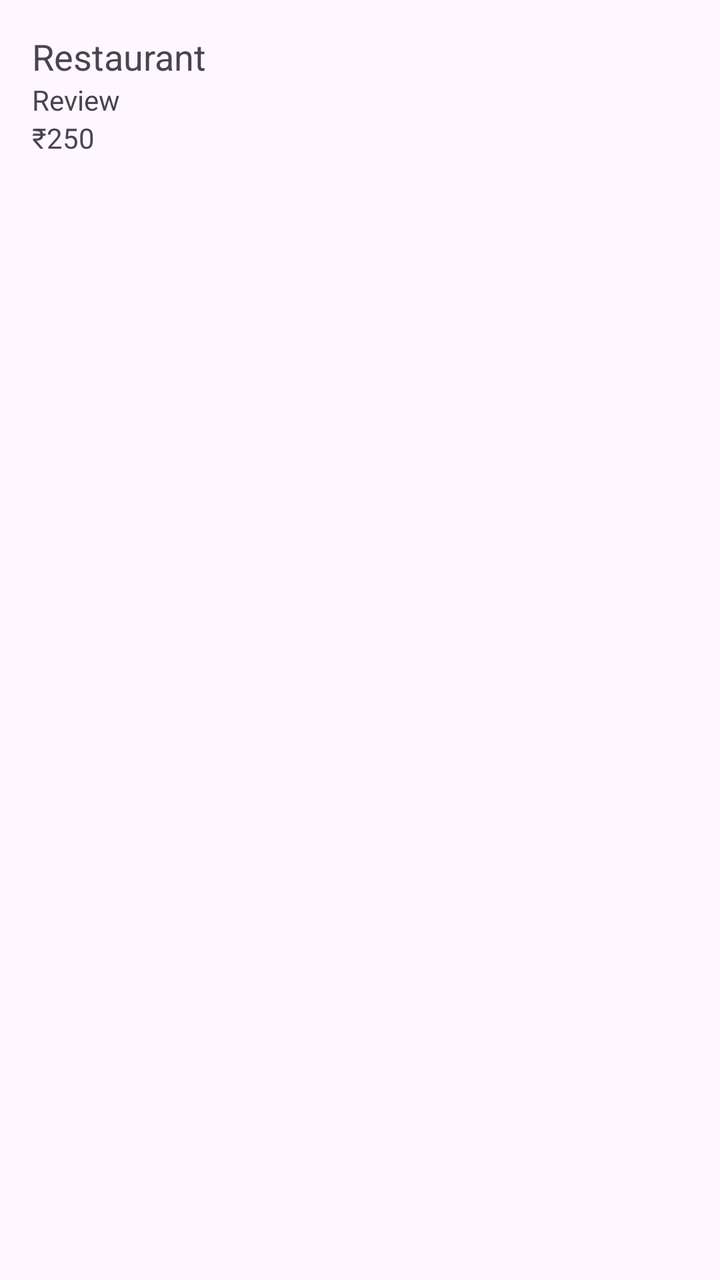
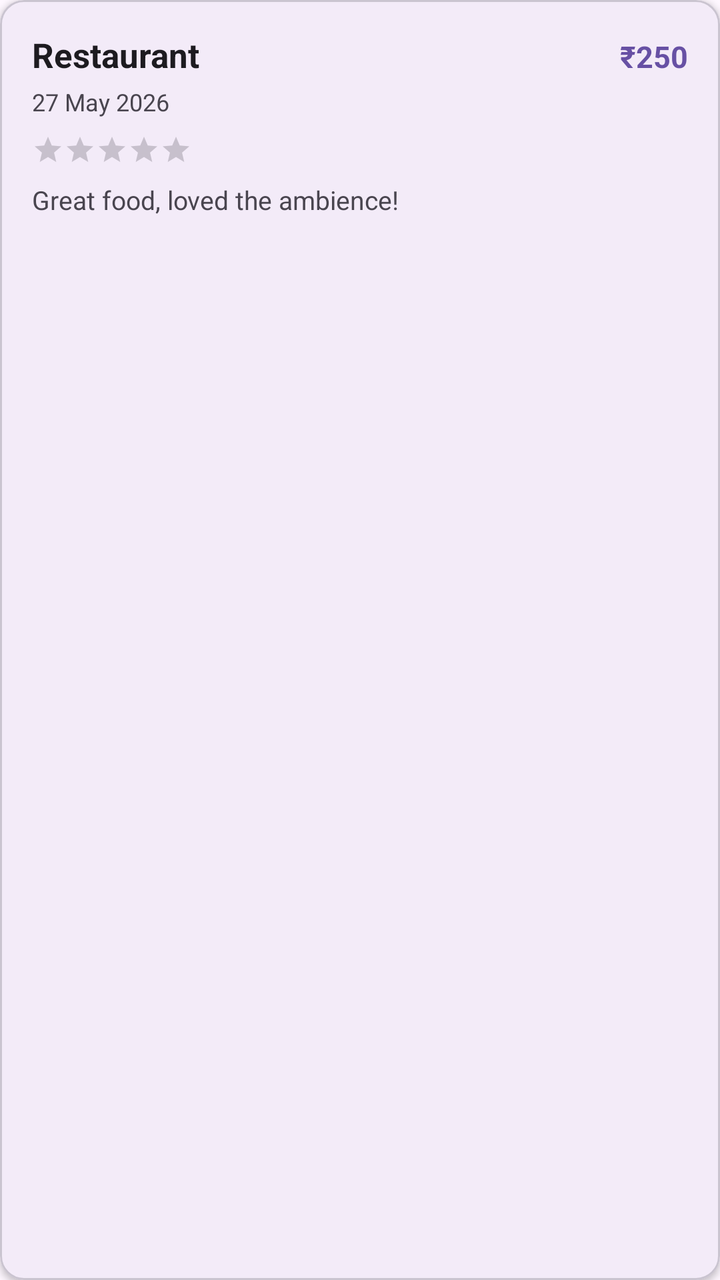

Screens rendered from an Android XML layout before and after an edit, with the pre-edit source and the edit as a unified diff.
<!-- AndroidManifest.xml: application theme Theme.Foodlog -->
<!-- res/layout/item_food_entry.xml -->
<?xml version="1.0" encoding="utf-8"?>
<LinearLayout xmlns:android="http://schemas.android.com/apk/res/android"
    android:layout_width="match_parent"
    android:layout_height="wrap_content"
    android:orientation="vertical"
    android:padding="16dp">

    <TextView
        android:id="@+id/tvRestaurant"
        android:layout_width="wrap_content"
        android:layout_height="wrap_content"
        android:text="Restaurant"
        android:textSize="18sp"/>

    <TextView
        android:id="@+id/tvReview"
        android:layout_width="wrap_content"
        android:layout_height="wrap_content"
        android:text="Review"/>

    <TextView
        android:id="@+id/tvAmount"
        android:layout_width="wrap_content"
        android:layout_height="wrap_content"
        android:text="₹250"/>

</LinearLayout>
<!-- resources referenced by this layout -->
<resources>
  <style name="Theme.Foodlog" parent="Base.Theme.Foodlog" />
  <style name="Base.Theme.Foodlog" parent="Theme.Material3.DayNight.NoActionBar">
          
          
      </style>
</resources>

<!-- the commit's change to res/layout/item_food_entry.xml (unified diff, before → after) -->
@@ -1,27 +1,94 @@
 <?xml version="1.0" encoding="utf-8"?>
-<LinearLayout xmlns:android="http://schemas.android.com/apk/res/android"
+<com.google.android.material.card.MaterialCardView
+    xmlns:android="http://schemas.android.com/apk/res/android"
+    xmlns:app="http://schemas.android.com/apk/res-auto"
     android:layout_width="match_parent"
     android:layout_height="wrap_content"
-    android:orientation="vertical"
-    android:padding="16dp">
+    android:layout_marginHorizontal="16dp"
+    android:layout_marginVertical="6dp"
+    app:cardCornerRadius="12dp"
+    app:cardElevation="2dp"
+    android:clickable="true"
+    android:focusable="true">
 
-    <TextView
-        android:id="@+id/tvRestaurant"
-        android:layout_width="wrap_content"
+    <LinearLayout
+        android:layout_width="match_parent"
         android:layout_height="wrap_content"
-        android:text="Restaurant"
-        android:textSize="18sp"/>
+        android:orientation="vertical"
+        android:padding="16dp">
 
-    <TextView
-        android:id="@+id/tvReview"
-        android:layout_width="wrap_content"
-        android:layout_height="wrap_content"
-        android:text="Review"/>
+        
+        <LinearLayout
+            android:layout_width="match_parent"
+            android:layout_height="wrap_content"
+            android:orientation="horizontal"
+            android:layout_marginBottom="4dp">
 
-    <TextView
-        android:id="@+id/tvAmount"
-        android:layout_width="wrap_content"
-        android:layout_height="wrap_content"
-        android:text="₹250"/>
+            <TextView
+                android:id="@+id/tvRestaurant"
+                android:layout_width="0dp"
+                android:layout_height="wrap_content"
+                android:layout_weight="1"
+                android:text="Restaurant"
+                android:textSize="17sp"
+                android:textStyle="bold"
+                android:textColor="?attr/colorOnSurface"/>
 
-</LinearLayout>
+            <TextView
+                android:id="@+id/tvAmount"
+                android:layout_width="wrap_content"
+                android:layout_height="wrap_content"
+                android:text="₹250"
+                android:textSize="15sp"
+                android:textColor="?attr/colorPrimary"
+                android:textStyle="bold"/>
+
+        </LinearLayout>
+
+        
+        <TextView
+            android:id="@+id/tvDate"
+            android:layout_width="wrap_content"
+            android:layout_height="wrap_content"
+            android:text="27 May 2026"
+            android:textSize="12sp"
+            android:textColor="?attr/colorOnSurfaceVariant"
+            android:layout_marginBottom="8dp"/>
+
+        
+        <RatingBar
+            android:id="@+id/ratingBar"
+            style="@style/Widget.AppCompat.RatingBar.Small"
+            android:layout_width="wrap_content"
+            android:layout_height="wrap_content"
+            android:numStars="5"
+            android:stepSize="1.0"
+            android:isIndicator="true"
+            android:layout_marginBottom="8dp"/>
+
+        
+        <TextView
+            android:id="@+id/tvDishesPreview"
+            android:layout_width="match_parent"
+            android:layout_height="wrap_content"
+            android:text="Butter Chicken, Garlic Naan"
+            android:textSize="13sp"
+            android:textStyle="italic"
+            android:textColor="?attr/colorOnSurface"
+            android:layout_marginBottom="4dp"
+            android:visibility="gone"/>
+
+        
+        <TextView
+            android:id="@+id/tvReview"
+            android:layout_width="match_parent"
+            android:layout_height="wrap_content"
+            android:text="Great food, loved the ambience!"
+            android:textSize="13sp"
+            android:textColor="?attr/colorOnSurfaceVariant"
+            android:maxLines="2"
+            android:ellipsize="end"/>
+
+    </LinearLayout>
+
+</com.google.android.material.card.MaterialCardView>
<!-- resource entries referenced after the edit -->
@@ -4,6 +4,7 @@
   <style name="Base.Theme.Foodlog" parent="Theme.Material3.DayNight.NoActionBar">
           
           
+          <item name="android:windowBackground">?android:attr/colorBackground</item>
       </style>
 </resources>
 
